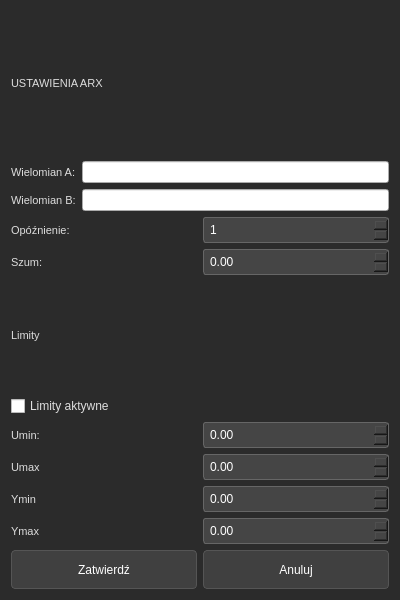
Qt form ustawieniaarx.ui (KajetanBed/ProjektPKSEM3) before a commit.
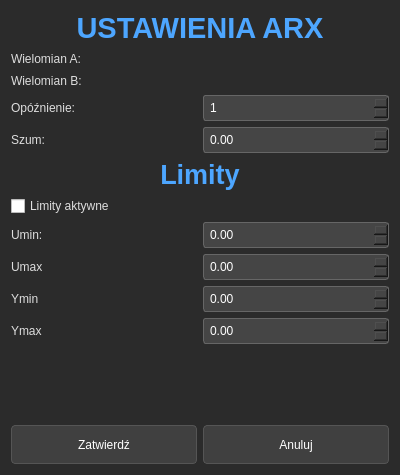
The same form after that commit.

Diff of the .ui file:
```diff
--- a/ustawieniaarx.ui
+++ b/ustawieniaarx.ui
@@ -7,19 +7,19 @@
     <x>0</x>
     <y>0</y>
     <width>400</width>
-    <height>600</height>
+    <height>475</height>
    </rect>
   </property>
   <property name="minimumSize">
    <size>
     <width>400</width>
-    <height>600</height>
+    <height>475</height>
    </size>
   </property>
   <property name="maximumSize">
    <size>
     <width>400</width>
-    <height>600</height>
+    <height>475</height>
    </size>
   </property>
   <property name="windowTitle">
@@ -52,6 +52,12 @@
 /* --- POLA EDYCJI I ETYKIETY --- */
 QLabel {
     color: #dddddd;
+    background-color: transparent; /* Żeby nie miały tła rodzica */
+    border: none;
+}
+
+QLineEdit {
+    color: #dddddd;
     font-size: 11px;
     background-color: transparent; /* Żeby nie miały tła rodzica */
     border: none;
@@ -131,12 +137,24 @@
         <widget class="QLabel" name="label">
          <property name="font">
           <font>
-           <pointsize>-1</pointsize>
+           <pointsize>22</pointsize>
+           <bold>true</bold>
           </font>
          </property>
+         <property name="layoutDirection">
+          <enum>Qt::LeftToRight</enum>
+         </property>
+         <property name="styleSheet">
+          <string notr="true"> color: #4da6ff; /* Niebieski kolor tytułów */
+background-color: transparent;
+font-weight: bold;</string>
+         </property>
          <property name="text">
           <string>USTAWIENIA ARX</string>
          </property>
+         <property name="alignment">
+          <set>Qt::AlignCenter</set>
+         </property>
         </widget>
        </item>
        <item>
@@ -218,12 +236,21 @@
         <widget class="QLabel" name="label_6">
          <property name="font">
           <font>
-           <pointsize>-1</pointsize>
+           <pointsize>20</pointsize>
+           <bold>true</bold>
           </font>
          </property>
+         <property name="styleSheet">
+          <string notr="true"> color: #4da6ff; /* Niebieski kolor tytułów */
+background-color: transparent;
+font-weight: bold;</string>
+         </property>
          <property name="text">
           <string>Limity</string>
          </property>
+         <property name="alignment">
+          <set>Qt::AlignCenter</set>
+         </property>
         </widget>
        </item>
        <item>
@@ -331,6 +358,19 @@
        </item>
       </layout>
      </item>
+     <item>
+      <spacer name="verticalSpacer">
+       <property name="orientation">
+        <enum>Qt::Vertical</enum>
+       </property>
+       <property name="sizeHint" stdset="0">
+        <size>
+         <width>20</width>
+         <height>40</height>
+        </size>
+       </property>
+      </spacer>
+     </item>
      <item>
       <layout class="QHBoxLayout" name="horizontalLayout_9">
        <item>
```
